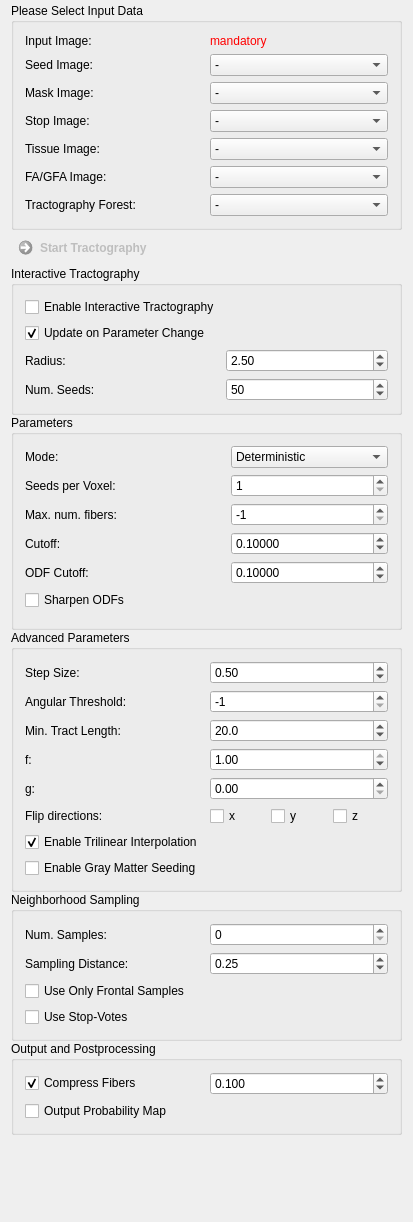
First picture: the form in Plugins/org.mitk.gui.qt.diffusionimaging.tractography/src/internal/QmitkStreamlineTrackingViewControls.ui, repository MITK/MITK, before the edit.
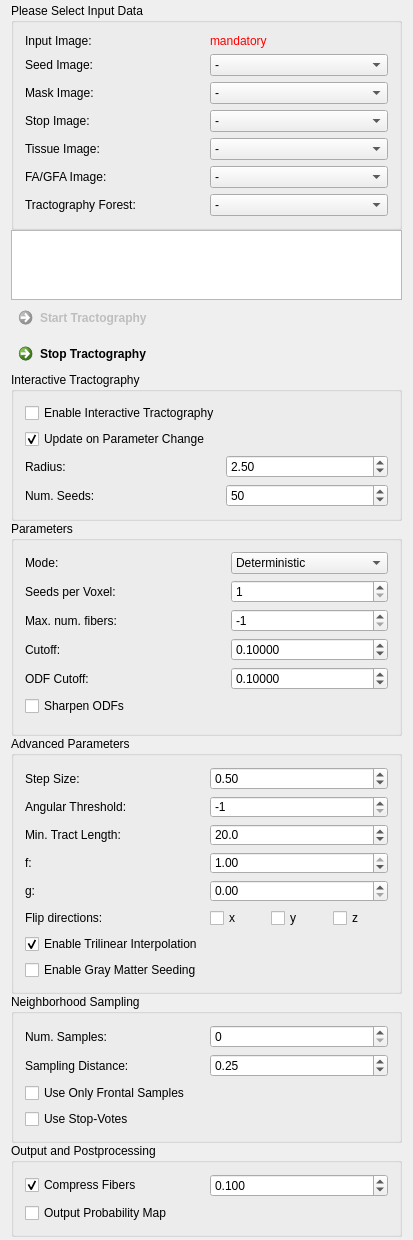
Second picture: the form after the edit. Custom widgets are drawn as their Qt base class.

Patch:
```diff
--- a/Plugins/org.mitk.gui.qt.diffusionimaging.tractography/src/internal/QmitkStreamlineTrackingViewControls.ui
+++ b/Plugins/org.mitk.gui.qt.diffusionimaging.tractography/src/internal/QmitkStreamlineTrackingViewControls.ui
@@ -214,7 +214,7 @@
      </layout>
     </widget>
    </item>
-   <item row="1" column="0">
+   <item row="2" column="0">
     <widget class="QCommandLinkButton" name="commandLinkButton">
      <property name="enabled">
       <bool>false</bool>
@@ -224,7 +224,7 @@
      </property>
     </widget>
    </item>
-   <item row="3" column="0" colspan="2">
+   <item row="4" column="0" colspan="2">
     <widget class="QGroupBox" name="groupBox_3">
      <property name="sizePolicy">
       <sizepolicy hsizetype="Expanding" vsizetype="Preferred">
@@ -323,7 +323,7 @@
      </layout>
     </widget>
    </item>
-   <item row="4" column="0" colspan="2">
+   <item row="5" column="0" colspan="2">
     <widget class="QGroupBox" name="groupBox_2">
      <property name="sizePolicy">
       <sizepolicy hsizetype="Expanding" vsizetype="Preferred">
@@ -498,7 +498,7 @@
      </layout>
     </widget>
    </item>
-   <item row="5" column="0" colspan="2">
+   <item row="6" column="0" colspan="2">
     <widget class="QGroupBox" name="groupBox">
      <property name="title">
       <string>Advanced Parameters</string>
@@ -796,7 +796,7 @@
      </layout>
     </widget>
    </item>
-   <item row="6" column="0" colspan="2">
+   <item row="7" column="0" colspan="2">
     <widget class="QGroupBox" name="groupBox_4">
      <property name="sizePolicy">
       <sizepolicy hsizetype="Expanding" vsizetype="Preferred">
@@ -910,7 +910,7 @@
      </layout>
     </widget>
    </item>
-   <item row="8" column="0">
+   <item row="9" column="0">
     <spacer name="spacer1">
      <property name="orientation">
       <enum>Qt::Vertical</enum>
@@ -926,7 +926,7 @@
      </property>
     </spacer>
    </item>
-   <item row="7" column="0" colspan="2">
+   <item row="8" column="0" colspan="2">
     <widget class="QGroupBox" name="groupBox_5">
      <property name="sizePolicy">
       <sizepolicy hsizetype="Expanding" vsizetype="Preferred">
@@ -1013,6 +1013,32 @@
      </layout>
     </widget>
    </item>
+   <item row="3" column="0">
+    <widget class="QCommandLinkButton" name="commandLinkButton_2">
+     <property name="enabled">
+      <bool>true</bool>
+     </property>
+     <property name="text">
+      <string>Stop Tractography</string>
+     </property>
+    </widget>
+   </item>
+   <item row="1" column="0" colspan="2">
+    <widget class="QTextEdit" name="m_StatusTextBox">
+     <property name="enabled">
+      <bool>true</bool>
+     </property>
+     <property name="sizePolicy">
+      <sizepolicy hsizetype="Expanding" vsizetype="Preferred">
+       <horstretch>0</horstretch>
+       <verstretch>0</verstretch>
+      </sizepolicy>
+     </property>
+     <property name="readOnly">
+      <bool>true</bool>
+     </property>
+    </widget>
+   </item>
   </layout>
  </widget>
  <layoutdefault spacing="6" margin="11"/>
```
